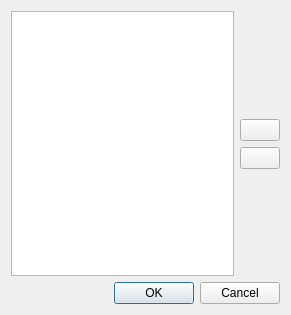
Before: the Qt Designer form Code/Editor/EditorFramework/Dialogs/EditDynamicEnumsDlg.ui in ezEngine/ezEngine, drawn with Qt 5.
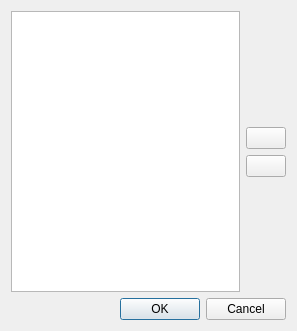
After: the same form once the commit is applied. Icons and pictures are not drawn.

```diff
--- a/Code/Editor/EditorFramework/Dialogs/EditDynamicEnumsDlg.ui
+++ b/Code/Editor/EditorFramework/Dialogs/EditDynamicEnumsDlg.ui
@@ -6,8 +6,8 @@
    <rect>
     <x>0</x>
     <y>0</y>
-    <width>291</width>
-    <height>315</height>
+    <width>297</width>
+    <height>331</height>
    </rect>
   </property>
   <property name="windowTitle">
```
Left out of the diff: 10 changed lines with no effect on the pictures.
